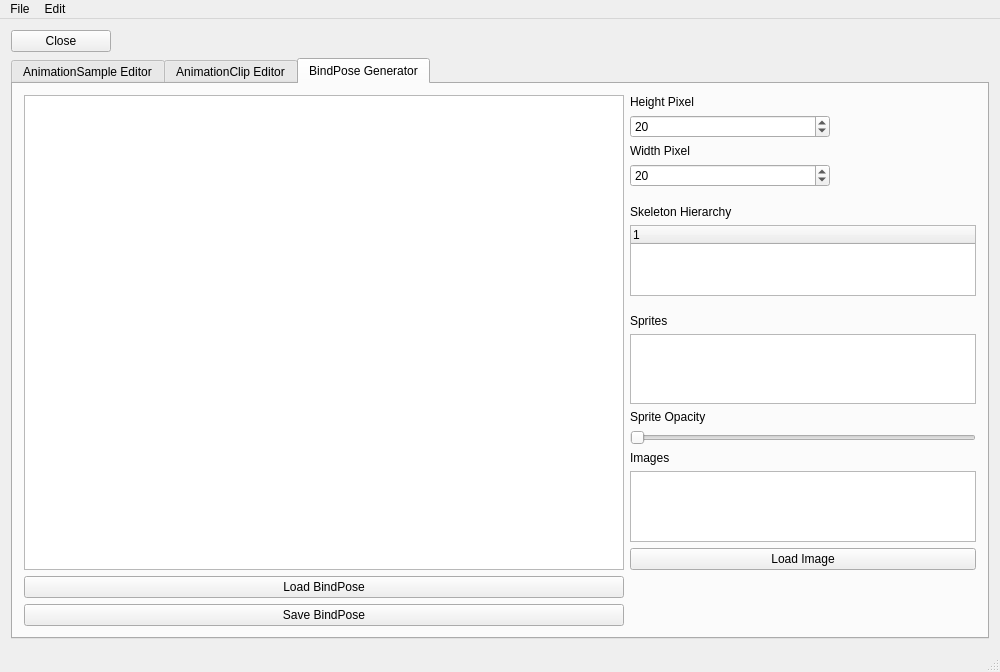
First picture: the form in AnimationTool/mainwindow.ui, repository doyoon-k/2D_Skeleton_Animation_Tool, before the edit.
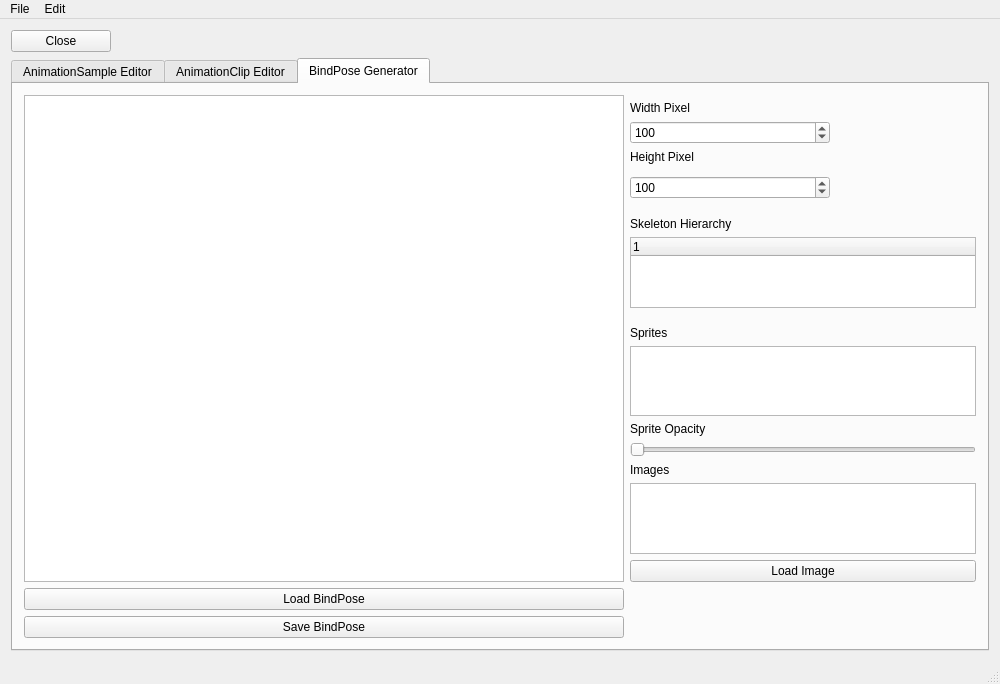
Second picture: the form after the edit. Custom widgets are drawn as their Qt base class.

```diff
--- a/AnimationTool/mainwindow.ui
+++ b/AnimationTool/mainwindow.ui
@@ -7,7 +7,7 @@
     <x>0</x>
     <y>0</y>
     <width>1000</width>
-    <height>600</height>
+    <height>620</height>
    </rect>
   </property>
   <property name="sizePolicy">
@@ -47,7 +47,7 @@
         <string>BindPose Generator</string>
        </attribute>
        <layout class="QGridLayout" name="gridLayout_2">
-        <item row="13" column="2">
+        <item row="15" column="2">
          <widget class="QSlider" name="spriteOpacitySlider">
           <property name="maximumSize">
            <size>
@@ -60,7 +60,23 @@
           </property>
          </widget>
         </item>
-        <item row="16" column="2">
+        <item row="2" column="2">
+         <widget class="QSpinBox" name="widthPixelSpinBox">
+          <property name="maximumSize">
+           <size>
+            <width>200</width>
+            <height>200</height>
+           </size>
+          </property>
+          <property name="maximum">
+           <number>2000</number>
+          </property>
+          <property name="value">
+           <number>100</number>
+          </property>
+         </widget>
+        </item>
+        <item row="18" column="2">
          <widget class="QPushButton" name="loadImagePushButton">
           <property name="maximumSize">
            <size>
@@ -73,7 +89,7 @@
           </property>
          </widget>
         </item>
-        <item row="17" column="0">
+        <item row="19" column="0">
          <widget class="QPushButton" name="loadBindPoseButton">
           <property name="maximumSize">
            <size>
@@ -86,70 +102,112 @@
           </property>
          </widget>
         </item>
-        <item row="2" column="2">
-         <widget class="QLabel" name="WidthPixelLabel">
+        <item row="5" column="2">
+         <widget class="QSpinBox" name="heightPixelSpinBox">
           <property name="maximumSize">
            <size>
             <width>200</width>
             <height>200</height>
            </size>
           </property>
-          <property name="text">
-           <string>Width Pixel</string>
-          </property>
-         </widget>
-        </item>
-        <item row="18" column="0">
-         <widget class="QPushButton" name="saveBindPoseButton">
-          <property name="maximumSize">
-           <size>
-            <width>800</width>
-            <height>200</height>
-           </size>
-          </property>
-          <property name="text">
-           <string>Save BindPose</string>
-          </property>
-         </widget>
-        </item>
-        <item row="15" column="2">
-         <widget class="QListWidget" name="imagesList">
-          <property name="maximumSize">
-           <size>
-            <width>800</width>
-            <height>16777215</height>
-           </size>
-          </property>
-         </widget>
-        </item>
-        <item row="1" column="2">
-         <widget class="QSpinBox" name="widthPixelSpinBox">
-          <property name="maximumSize">
-           <size>
-            <width>200</width>
-            <height>200</height>
-           </size>
+          <property name="maximum">
+           <number>2000</number>
           </property>
           <property name="value">
-           <number>20</number>
+           <number>100</number>
           </property>
          </widget>
         </item>
-        <item row="6" column="2">
-         <widget class="QLabel" name="skeletonHierarchyLabel">
-          <property name="text">
-           <string>Skeleton Hierarchy</string>
+        <item row="0" column="0" rowspan="19">
+         <widget class="BindPoseAnimSampleGeneratorGraphicsView" name="bindposeGraphicsView">
+          <property name="minimumSize">
+           <size>
+            <width>600</width>
+            <height>400</height>
+           </size>
+          </property>
+          <property name="mouseTracking">
+           <bool>true</bool>
+          </property>
+          <property name="verticalScrollBarPolicy">
+           <enum>Qt::ScrollBarAlwaysOff</enum>
+          </property>
+          <property name="horizontalScrollBarPolicy">
+           <enum>Qt::ScrollBarAlwaysOff</enum>
+          </property>
+          <property name="dragMode">
+           <enum>QGraphicsView::RubberBandDrag</enum>
           </property>
          </widget>
         </item>
         <item row="14" column="2">
+         <widget class="QLabel" name="spriteOpacityLabel">
+          <property name="maximumSize">
+           <size>
+            <width>800</width>
+            <height>16777215</height>
+           </size>
+          </property>
+          <property name="text">
+           <string>Sprite Opacity</string>
+          </property>
+         </widget>
+        </item>
+        <item row="3" column="2">
+         <widget class="QLabel" name="HeightPixelLabel">
+          <property name="maximumSize">
+           <size>
+            <width>200</width>
+            <height>200</height>
+           </size>
+          </property>
+          <property name="text">
+           <string>Height Pixel</string>
+          </property>
+         </widget>
+        </item>
+        <item row="16" column="2">
          <widget class="QLabel" name="imagesLabel">
           <property name="text">
            <string>Images </string>
           </property>
          </widget>
         </item>
-        <item row="7" column="2">
+        <item row="12" column="2">
+         <widget class="QLabel" name="spritesLabel">
+          <property name="text">
+           <string>Sprites</string>
+          </property>
+         </widget>
+        </item>
+        <item row="17" column="2">
+         <widget class="QListWidget" name="imagesList">
+          <property name="maximumSize">
+           <size>
+            <width>800</width>
+            <height>16777215</height>
+           </size>
+          </property>
+         </widget>
+        </item>
+        <item row="13" column="2">
+         <widget class="SpriteListWidget" name="spriteList">
+          <property name="maximumSize">
+           <size>
+            <width>800</width>
+            <height>16777215</height>
+           </size>
+          </property>
+         </widget>
+        </item>
+        <item row="8" column="2">
+         <widget class="QLabel" name="skeletonHierarchyLabel">
+          <property name="text">
+           <string>Skeleton Hierarchy</string>
+          </property>
+         </widget>
+        </item>
+        <item row="9" column="2">
          <widget class="SkeletonHierarchyTreeWidget" name="skeletonHierarchyTree">
           <property name="maximumSize">
            <size>
@@ -179,81 +237,29 @@
           </column>
          </widget>
         </item>
-        <item row="0" column="2">
-         <widget class="QLabel" name="HeightPixelLabel">
+        <item row="20" column="0">
+         <widget class="QPushButton" name="saveBindPoseButton">
           <property name="maximumSize">
            <size>
-            <width>200</width>
+            <width>800</width>
             <height>200</height>
            </size>
           </property>
           <property name="text">
-           <string>Height Pixel</string>
+           <string>Save BindPose</string>
           </property>
          </widget>
         </item>
-        <item row="10" column="2">
-         <widget class="QLabel" name="spritesLabel">
-          <property name="text">
-           <string>Sprites</string>
-          </property>
-         </widget>
-        </item>
-        <item row="12" column="2">
-         <widget class="QLabel" name="spriteOpacityLabel">
+        <item row="1" column="2">
+         <widget class="QLabel" name="WidthPixelLabel">
           <property name="maximumSize">
            <size>
-            <width>800</width>
-            <height>16777215</height>
-           </size>
-          </property>
-          <property name="text">
-           <string>Sprite Opacity</string>
-          </property>
-         </widget>
-        </item>
-        <item row="0" column="0" rowspan="17">
-         <widget class="BindPoseAnimSampleGeneratorGraphicsView" name="bindposeGraphicsView">
-          <property name="minimumSize">
-           <size>
-            <width>600</width>
-            <height>400</height>
-           </size>
-          </property>
-          <property name="mouseTracking">
-           <bool>true</bool>
-          </property>
-          <property name="verticalScrollBarPolicy">
-           <enum>Qt::ScrollBarAlwaysOff</enum>
-          </property>
-          <property name="horizontalScrollBarPolicy">
-           <enum>Qt::ScrollBarAlwaysOff</enum>
-          </property>
-          <property name="dragMode">
-           <enum>QGraphicsView::RubberBandDrag</enum>
-          </property>
-         </widget>
-        </item>
-        <item row="3" column="2">
-         <widget class="QSpinBox" name="heightPixelSpinBox">
-          <property name="maximumSize">
-           <size>
             <width>200</width>
             <height>200</height>
            </size>
           </property>
-          <property name="value">
-           <number>20</number>
-          </property>
-         </widget>
-        </item>
-        <item row="11" column="2">
-         <widget class="SpriteListWidget" name="spriteList">
-          <property name="maximumSize">
-           <size>
-            <width>800</width>
-            <height>16777215</height>
-           </size>
+          <property name="text">
+           <string>Width Pixel</string>
           </property>
          </widget>
         </item>
```
